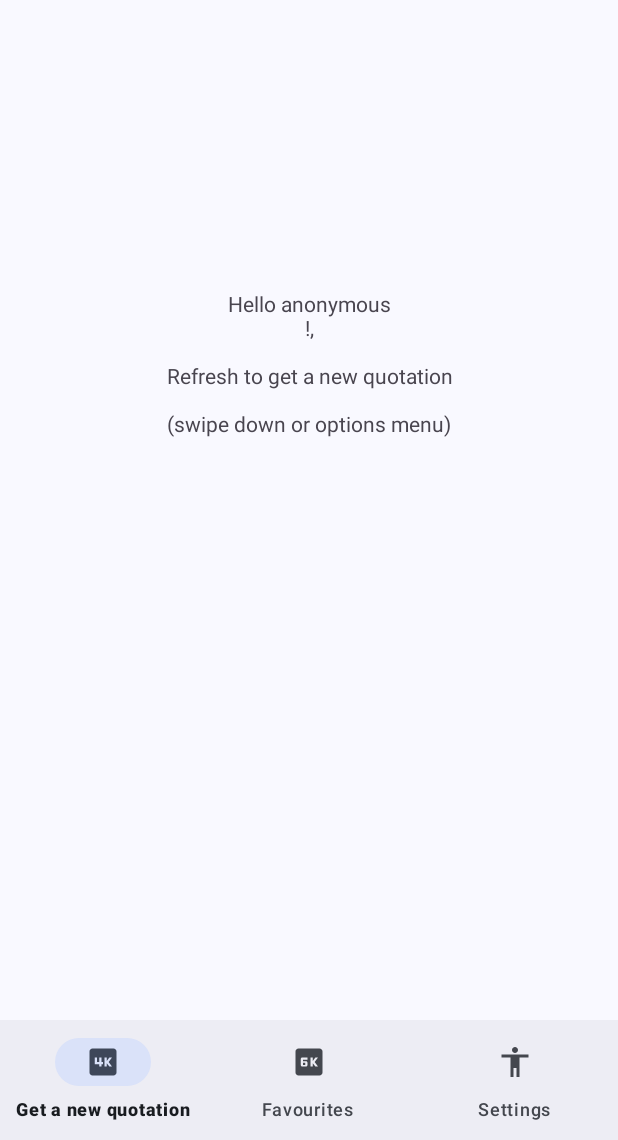
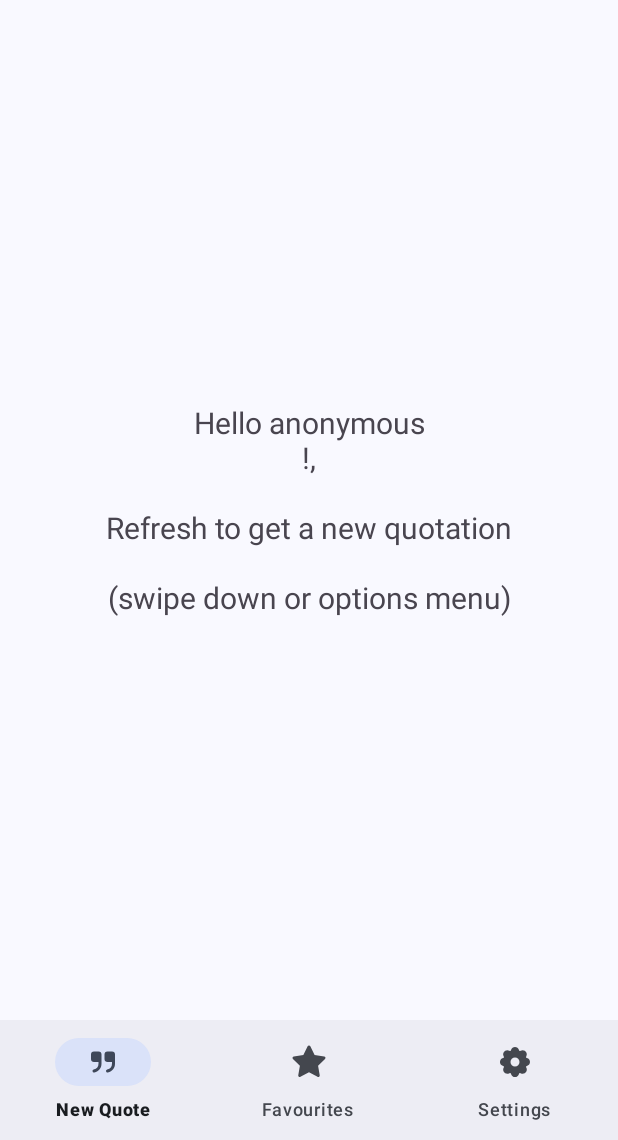
Before and after one commit to AbelHaro/QuotationShake, an Android app: the screen it shows after launch (MainActivity), on a phone screen of 412 x 824 dp, the part 96-1236 px from its top. Run offline under Robolectric (Android 15) with nearby library versions, the phone set to English and light mode, and no system bars; our stand-ins replace Dagger/Hilt's generated code, Room's generated code, navigation-ui.

Commit message:
Iconos, colores y vistas

```diff
--- a/app/src/main/java/dadm/ahararm/quotationshake/ui/newquotation/NewQuotationFragment.kt
+++ b/app/src/main/java/dadm/ahararm/quotationshake/ui/newquotation/NewQuotationFragment.kt
@@ -91,10 +91,14 @@ class NewQuotationFragment : Fragment(R.layout.fragment_new_quotation), MenuProv
             viewLifecycleOwner.repeatOnLifecycle(Lifecycle.State.STARTED) {
                 viewModel.quotation.collect { quotation ->
                     binding.tvWelcomeMessage.isVisible = quotation == null
+
                     binding.tvQuote.text = quotation?.text ?: ""
-                    binding.tvAuthor.text = "- " + (
-                            quotation?.author.takeIf { it?.isNotEmpty() == true }
-                                ?: getString(R.string.anonymous)) + " -"
+                    binding.tvQuote.isVisible = quotation != null
+
+                    binding.tvAuthor.text = getString(
+                        R.string.quotation_author_format,
+                        if (quotation?.author.isNullOrEmpty()) getString(R.string.anonymous) else quotation?.author
+                    )
                     binding.tvAuthor.isVisible = quotation != null
                 }
             }
--- a/app/src/main/res/drawable/baseline_4k_24.xml
+++ /dev/null
@@ -1,5 +0,0 @@
-<vector xmlns:android="http://schemas.android.com/apk/res/android" android:height="24dp" android:tint="#000000" android:viewportHeight="24" android:viewportWidth="24" android:width="24dp">
-
-    <path android:fillColor="@android:color/white" android:pathData="M19,3L5,3c-1.1,0 -2,0.9 -2,2v14c0,1.1 0.9,2 2,2h14c1.1,0 2,-0.9 2,-2L21,5c0,-1.1 -0.9,-2 -2,-2zM12,13.5h-1L11,15L9.5,15v-1.5h-3L6.5,9L8,9v3h1.5L9.5,9L11,9v3h1v1.5zM18,15h-1.75l-1.75,-2.25L14.5,15L13,15L13,9h1.5v2.25L16.25,9L18,9l-2.25,3L18,15z"/>
-
-</vector>
--- a/app/src/main/res/drawable/baseline_6k_24.xml
+++ /dev/null
@@ -1,5 +0,0 @@
-<vector xmlns:android="http://schemas.android.com/apk/res/android" android:height="24dp" android:tint="#000000" android:viewportHeight="24" android:viewportWidth="24" android:width="24dp">
-
-    <path android:fillColor="@android:color/white" android:pathData="M8,12.5h1.5L9.5,14L8,14zM19,3L5,3c-1.1,0 -2,0.9 -2,2v14c0,1.1 0.9,2 2,2h14c1.1,0 2,-0.9 2,-2L21,5c0,-1.1 -0.9,-2 -2,-2zM11,10.5L8,10.5v1h2c0.55,0 1,0.45 1,1L11,14c0,0.55 -0.45,1 -1,1L7.5,15c-0.55,0 -1,-0.45 -1,-1v-4c0,-0.55 0.45,-1 1,-1L11,9v1.5zM18,15h-1.75l-1.75,-2.25L14.5,15L13,15L13,9h1.5v2.25L16.25,9L18,9l-2.25,3L18,15z"/>
-
-</vector>
--- a/app/src/main/res/drawable/baseline_accessibility_24.xml
+++ /dev/null
@@ -1,5 +0,0 @@
-<vector xmlns:android="http://schemas.android.com/apk/res/android" android:height="24dp" android:tint="#000000" android:viewportHeight="24" android:viewportWidth="24" android:width="24dp">
-
-    <path android:fillColor="@android:color/white" android:pathData="M12,2c1.1,0 2,0.9 2,2s-0.9,2 -2,2 -2,-0.9 -2,-2 0.9,-2 2,-2zM21,9h-6v13h-2v-6h-2v6L9,22L9,9L3,9L3,7h18v2z"/>
-
-</vector>
--- a/app/src/main/res/drawable/baseline_add_24.xml
+++ /dev/null
@@ -1,5 +0,0 @@
-<vector xmlns:android="http://schemas.android.com/apk/res/android" android:height="24dp" android:tint="#000000" android:viewportHeight="24" android:viewportWidth="24" android:width="24dp">
-
-    <path android:fillColor="@android:color/white" android:pathData="M19,13h-6v6h-2v-6H5v-2h6V5h2v6h6v2z"/>
-
-</vector>
--- /dev/null
+++ b/app/src/main/res/drawable/svg_favourites.xml
@@ -0,0 +1,9 @@
+<vector xmlns:android="http://schemas.android.com/apk/res/android" xmlns:aapt="http://schemas.android.com/aapt"
+    android:viewportWidth="24"
+    android:viewportHeight="24"
+    android:width="24dp"
+    android:height="24dp">
+    <path
+        android:pathData="M8.243 7.34l-6.38 0.925l-0.113 0.023a1 1 0 0 0 -0.44 1.684l4.622 4.499l-1.09 6.355l-0.013 0.11a1 1 0 0 0 1.464 0.944l5.706 -3l5.693 3l0.1 0.046a1 1 0 0 0 1.352 -1.1l-1.091 -6.355l4.624 -4.5l0.078 -0.085a1 1 0 0 0 -0.633 -1.62l-6.38 -0.926l-2.852 -5.78a1 1 0 0 0 -1.794 0l-2.853 5.78z"
+        android:fillColor="#000000" />
+</vector>
--- /dev/null
+++ b/app/src/main/res/drawable/svg_mark_favourite.xml
@@ -0,0 +1,12 @@
+<vector xmlns:android="http://schemas.android.com/apk/res/android" xmlns:aapt="http://schemas.android.com/aapt"
+    android:viewportWidth="24"
+    android:viewportHeight="24"
+    android:width="24dp"
+    android:height="24dp">
+    <path
+        android:pathData="M12 17.75l-6.172 3.245l1.179 -6.873l-5 -4.867l6.9 -1l3.086 -6.253l3.086 6.253l6.9 1l-5 4.867l1.179 6.873z"
+        android:strokeColor="#000000"
+        android:strokeWidth="2"
+        android:strokeLineCap="round"
+        android:strokeLineJoin="round" />
+</vector>
--- /dev/null
+++ b/app/src/main/res/drawable/svg_new_quote.xml
@@ -0,0 +1,12 @@
+<vector xmlns:android="http://schemas.android.com/apk/res/android" xmlns:aapt="http://schemas.android.com/aapt"
+    android:viewportWidth="24"
+    android:viewportHeight="24"
+    android:width="24dp"
+    android:height="24dp">
+    <path
+        android:pathData="M9 5a2 2 0 0 1 2 2v6c0 3.13 -1.65 5.193 -4.757 5.97a1 1 0 1 1 -0.486 -1.94c2.227 -0.557 3.243 -1.827 3.243 -4.03v-1h-3a2 2 0 0 1 -1.995 -1.85l-0.005 -0.15v-3a2 2 0 0 1 2 -2z"
+        android:fillColor="#000000" />
+    <path
+        android:pathData="M18 5a2 2 0 0 1 2 2v6c0 3.13 -1.65 5.193 -4.757 5.97a1 1 0 1 1 -0.486 -1.94c2.227 -0.557 3.243 -1.827 3.243 -4.03v-1h-3a2 2 0 0 1 -1.995 -1.85l-0.005 -0.15v-3a2 2 0 0 1 2 -2z"
+        android:fillColor="#000000" />
+</vector>
--- /dev/null
+++ b/app/src/main/res/drawable/svg_settings.xml
@@ -0,0 +1,9 @@
+<vector xmlns:android="http://schemas.android.com/apk/res/android" xmlns:aapt="http://schemas.android.com/aapt"
+    android:viewportWidth="24"
+    android:viewportHeight="24"
+    android:width="24dp"
+    android:height="24dp">
+    <path
+        android:pathData="M14.647 4.081a0.724 0.724 0 0 0 1.08 0.448c2.439 -1.485 5.23 1.305 3.745 3.744a0.724 0.724 0 0 0 0.447 1.08c2.775 0.673 2.775 4.62 0 5.294a0.724 0.724 0 0 0 -0.448 1.08c1.485 2.439 -1.305 5.23 -3.744 3.745a0.724 0.724 0 0 0 -1.08 0.447c-0.673 2.775 -4.62 2.775 -5.294 0a0.724 0.724 0 0 0 -1.08 -0.448c-2.439 1.485 -5.23 -1.305 -3.745 -3.744a0.724 0.724 0 0 0 -0.447 -1.08c-2.775 -0.673 -2.775 -4.62 0 -5.294a0.724 0.724 0 0 0 0.448 -1.08c-1.485 -2.439 1.305 -5.23 3.744 -3.745a0.722 0.722 0 0 0 1.08 -0.447c0.673 -2.775 4.62 -2.775 5.294 0zm-2.647 4.919a3 3 0 1 0 0 6a3 3 0 0 0 0 -6z"
+        android:fillColor="#000000" />
+</vector>
--- a/app/src/main/res/layout/activity_main.xml
+++ b/app/src/main/res/layout/activity_main.xml
@@ -26,6 +26,7 @@
                 android:layout_width="match_parent"
                 android:layout_height="?attr/actionBarSize"
                 android:background="?attr/colorPrimary"
+                android:textSize="24sp"
                 app:navigationIconTint="@color/md_theme_onPrimary"
                 app:popupTheme="@style/ThemeOverlay.MaterialComponents.Light"
                 app:titleTextColor="@color/md_theme_onPrimary" />
--- a/app/src/main/res/layout/fragment_new_quotation.xml
+++ b/app/src/main/res/layout/fragment_new_quotation.xml
@@ -23,6 +23,7 @@
                 android:layout_height="wrap_content"
                 android:gravity="center"
                 android:text="@string/welcome_message"
+                android:textSize="20sp"
                 app:layout_constraintBottom_toTopOf="@id/tv_quote"
                 app:layout_constraintStart_toStartOf="parent"
                 app:layout_constraintTop_toTopOf="parent"
@@ -34,7 +35,8 @@
                 android:layout_width="match_parent"
                 android:layout_height="wrap_content"
                 android:justificationMode="inter_word"
-                android:text="Hello, World!"
+                android:text="@string/hello_world"
+                android:textSize="20sp"
                 app:layout_constraintBottom_toTopOf="@id/tv_author"
                 app:layout_constraintEnd_toEndOf="parent"
                 app:layout_constraintStart_toStartOf="parent"
@@ -45,7 +47,8 @@
                 android:id="@+id/tv_author"
                 android:layout_width="wrap_content"
                 android:layout_height="wrap_content"
-                android:text="Autor de la cita"
+                android:text="@string/cite_author"
+                android:textSize="20sp"
                 android:textStyle="italic"
                 app:layout_constraintBottom_toBottomOf="parent"
                 app:layout_constraintEnd_toEndOf="parent"
@@ -58,8 +61,10 @@
             android:layout_width="wrap_content"
             android:layout_height="wrap_content"
             android:layout_gravity="bottom|end"
+            android:layout_marginEnd="16dp"
+            android:layout_marginBottom="16dp"
             android:contentDescription="@string/add_to_favorites"
-            android:src="@drawable/baseline_add_24" />
+            android:src="@drawable/svg_mark_favourite" />
     </FrameLayout>
 
 </androidx.swiperefreshlayout.widget.SwipeRefreshLayout>
--- a/app/src/main/res/layout/quotation_item.xml
+++ b/app/src/main/res/layout/quotation_item.xml
@@ -1,27 +1,36 @@
 <?xml version="1.0" encoding="utf-8"?>
 <com.google.android.material.card.MaterialCardView xmlns:android="http://schemas.android.com/apk/res/android"
+    xmlns:app="http://schemas.android.com/apk/res-auto"
     android:layout_width="match_parent"
     android:layout_height="wrap_content"
-    android:layout_margin="8dp">
+    android:layout_margin="8dp"
+    app:cardBackgroundColor="@color/md_theme_onPrimary">
 
-    <LinearLayout
+    <androidx.constraintlayout.widget.ConstraintLayout
         android:layout_width="match_parent"
         android:layout_height="wrap_content"
-        android:orientation="horizontal"
         android:padding="8dp">
 
+        <!-- TextView para la cita -->
         <TextView
             android:id="@+id/tv_quotation"
-            android:layout_width="wrap_content"
+            android:layout_width="0dp"
             android:layout_height="wrap_content"
-            android:text="Ejemplo 1" />
+            android:layout_marginEnd="8dp"
+            android:text="@string/cite_example"
+            app:layout_constraintEnd_toStartOf="@id/tv_author"
+            app:layout_constraintStart_toStartOf="parent"
+            app:layout_constraintTop_toTopOf="parent"
+            app:layout_constraintWidth_default="wrap" />
 
+        <!-- TextView para el autor, alineado abajo a la derecha -->
         <TextView
             android:id="@+id/tv_author"
             android:layout_width="wrap_content"
             android:layout_height="wrap_content"
-            android:layout_marginStart="2dp"
-            android:text="Ejemplo 2" />
-    </LinearLayout>
+            android:text="@string/anonymous"
+            app:layout_constraintBottom_toBottomOf="parent"
+            app:layout_constraintEnd_toEndOf="parent" />
+    </androidx.constraintlayout.widget.ConstraintLayout>
 
 </com.google.android.material.card.MaterialCardView>
--- a/app/src/main/res/menu/menu_about.xml
+++ b/app/src/main/res/menu/menu_about.xml
@@ -3,7 +3,7 @@
     xmlns:app="http://schemas.android.com/apk/res-auto">
     <item
         android:id="@+id/aboutDialogFragment"
-        android:icon="@drawable/baseline_accessible_forward_24"
+        android:icon="@drawable/svg_about"
         android:title="@string/about"
         app:showAsAction="never" />
 </menu>
--- a/app/src/main/res/menu/menu_favourites.xml
+++ b/app/src/main/res/menu/menu_favourites.xml
@@ -4,7 +4,7 @@
 
     <item
         android:id="@+id/iDeleteAll"
+        android:icon="@drawable/svg_delete_all"
         android:title="@string/delete_all_quotations"
-        android:icon="@drawable/delete_all_24"
         app:showAsAction="never" />
 </menu>
--- a/app/src/main/res/menu/menu_navigation.xml
+++ b/app/src/main/res/menu/menu_navigation.xml
@@ -2,15 +2,15 @@
 <menu xmlns:android="http://schemas.android.com/apk/res/android">
     <item
         android:id="@+id/newQuotationFragment"
-        android:icon="@drawable/baseline_4k_24"
+        android:icon="@drawable/svg_new_quote"
         android:title="@string/get_a_new_quotation" />
     <item
         android:id="@+id/favouritesFragment"
-        android:icon="@drawable/baseline_6k_24"
+        android:icon="@drawable/svg_favourites"
         android:title="@string/favourites" />
     <item
         android:id="@+id/settingsFragment"
-        android:icon="@drawable/baseline_accessibility_24"
+        android:icon="@drawable/svg_settings"
         android:title="@string/settings" />
 
 </menu>
--- a/app/src/main/res/menu/menu_new_quotation.xml
+++ b/app/src/main/res/menu/menu_new_quotation.xml
@@ -3,7 +3,7 @@
     xmlns:app="http://schemas.android.com/apk/res-auto">
     <item
         android:id="@+id/i_refresh"
-        android:icon="@drawable/baseline_refresh_24"
+        android:icon="@drawable/svg_refresh"
         android:title="@string/refresh"
         app:showAsAction="never" />
 </menu>
--- a/app/src/main/res/values/strings.xml
+++ b/app/src/main/res/values/strings.xml
@@ -1,6 +1,6 @@
 <resources>
     <string name="app_name">QuotationShake</string>
-    <string name="get_a_new_quotation">Get a new quotation</string>
+    <string name="get_a_new_quotation">New Quote</string>
     <string name="about">QuotationShake by  Abel Haro  ahararm@upv.es  Developed for DADM 2024</string>
     <string name="favourites">Favourites</string>
     <string name="settings">Settings</string>
@@ -16,5 +16,10 @@
     <string name="language_english">English</string>
     <string name="language_russian">Russian</string>
     <string name="error_network">Network error. Check your connection.</string>
+    <string name="hello_world">Hello World!</string>
+    <string name="cite_author">Cite author</string>
+    <string name="quotation_author_format" translatable="false">- %1$s -</string>
+    <string name="cite_example">Cite example</string>
+
 
 </resources>
```
Also changed, not shown: app/src/main/res/drawable/svg_about.xml (renamed from app/src/main/res/drawable/baseline_accessible_forward_24.xml), app/src/main/res/drawable/svg_delete_all.xml (renamed from app/src/main/res/drawable/delete_all_24.xml), app/src/main/res/drawable/svg_refresh.xml (renamed from app/src/main/res/drawable/baseline_refresh_24.xml), 1 other file.
